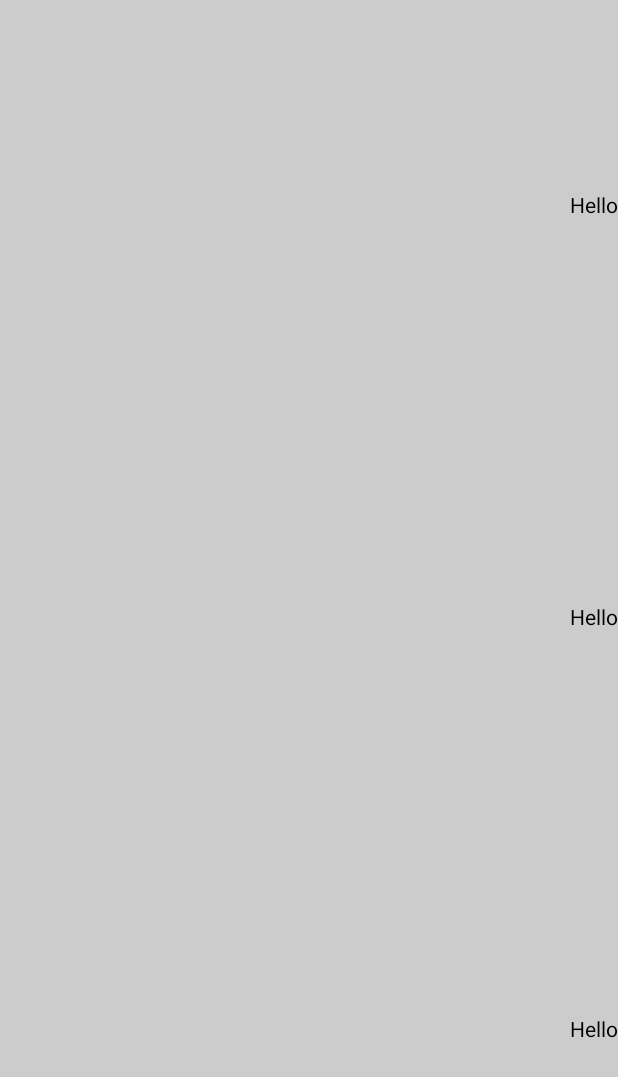
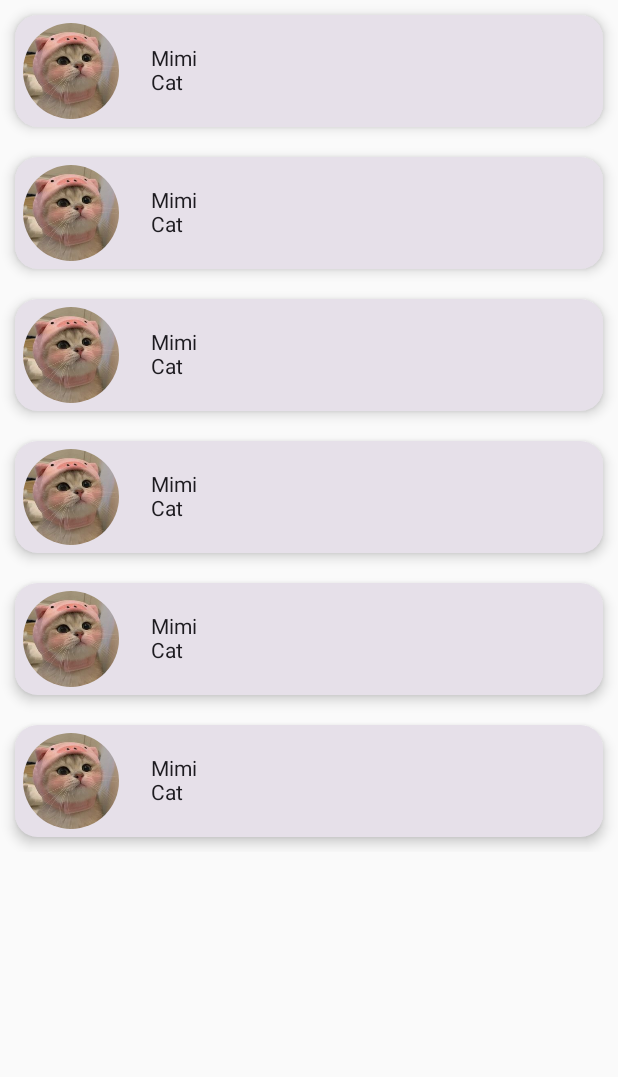
Before and after one commit to blastka/composeLearning, an Android app built with Jetpack Compose: the screen it shows after launch (MainActivity), on a phone screen of 412 x 824 dp. Before the commit the part shown is almost empty. Shown: the top 1077 px of the screen. Run offline under Robolectric (Android 15) with nearby library versions, the phone set to English and light mode, and no system bars.

Commit message:
second lesson

```diff
--- a/app/src/main/java/com/example/compose/MainActivity.kt
+++ b/app/src/main/java/com/example/compose/MainActivity.kt
@@ -3,67 +3,73 @@ package com.example.compose
 import android.os.Bundle
 import androidx.activity.ComponentActivity
 import androidx.activity.compose.setContent
-import androidx.compose.foundation.background
-import androidx.compose.foundation.layout.Arrangement
+import androidx.compose.foundation.Image
+import androidx.compose.foundation.layout.Box
 import androidx.compose.foundation.layout.Column
 import androidx.compose.foundation.layout.Row
-import androidx.compose.foundation.layout.fillMaxHeight
-import androidx.compose.foundation.layout.fillMaxSize
-import androidx.compose.material3.MaterialTheme
-import androidx.compose.material3.Surface
+import androidx.compose.foundation.layout.fillMaxWidth
+import androidx.compose.foundation.layout.padding
+import androidx.compose.foundation.layout.size
+import androidx.compose.foundation.shape.CircleShape
+import androidx.compose.foundation.shape.RoundedCornerShape
+import androidx.compose.material3.Card
+import androidx.compose.material3.CardDefaults
 import androidx.compose.material3.Text
 import androidx.compose.runtime.Composable
 import androidx.compose.ui.Alignment
 import androidx.compose.ui.Modifier
-import androidx.compose.ui.graphics.Color
-import androidx.compose.ui.tooling.preview.Preview
-import com.example.compose.ui.theme.ComposeTheme
+import androidx.compose.ui.draw.clip
+import androidx.compose.ui.layout.ContentScale
+import androidx.compose.ui.res.painterResource
+import androidx.compose.ui.unit.dp
 
 class MainActivity : ComponentActivity() {
     override fun onCreate(savedInstanceState: Bundle?) {
         super.onCreate(savedInstanceState)
         setContent {
-            opa()
+            Column() {
+                ListItem("Mimi", "Cat")
+                ListItem("Mimi", "Cat")
+                ListItem("Mimi", "Cat")
+                ListItem("Mimi", "Cat")
+                ListItem("Mimi", "Cat")
+                ListItem("Mimi", "Cat")
+            }
         }
     }
-
 }
 
 @Composable
-private fun opa(){
-        Column(modifier = Modifier
-            .background(Color.LightGray) // фон
-            .fillMaxSize(), // заполнить все
-            verticalArrangement = Arrangement.SpaceAround, // текст расположен относительно друг друга по вертикали
-            horizontalAlignment = Alignment.End) { // как будет текст расположен относительно друг друга по горизонтали
-            Text(text = "Hello")
-            Text(text = "Hello")
-            Text(text = "Hello")
-        }
-}
-
-@Preview
-@Composable
-private fun opa1(){
-    Row(modifier = Modifier.fillMaxSize().background(Color.LightGray),
-        horizontalArrangement = Arrangement.SpaceEvenly) {
-        Column(
-            modifier = Modifier.fillMaxHeight(0.5f),
-            verticalArrangement = Arrangement.SpaceAround, // текст расположен относительно друг друга по вертикали
-            horizontalAlignment = Alignment.End
-        ) { // как будет текст расположен относительно друг друга по горизонтали
-            Text(text = "Hello")
-            Text(text = "Hello")
-            Text(text = "Hello")
-        }
-        Column(
-            modifier = Modifier.fillMaxHeight(0.5f),
-            verticalArrangement = Arrangement.SpaceAround, // текст расположен относительно друг друга по вертикали
-            horizontalAlignment = Alignment.Start
-        ) { // как будет текст расположен относительно друг друга по горизонтали
-            Text(text = "Hello")
-            Text(text = "Hello")
-            Text(text = "Hello")
+private fun ListItem(name: String, prof: String) {
+    Card(
+        modifier = Modifier
+            .fillMaxWidth()
+            .padding(10.dp),
+        shape = RoundedCornerShape(15.dp),
+        elevation = CardDefaults.cardElevation(
+            defaultElevation = 5.dp
+        )
+    ) {
+        Box() {
+            Row(
+                verticalAlignment = Alignment.CenterVertically
+            ) {
+                Image(
+                    painter = painterResource(id = R.drawable.image),
+                    contentDescription = "image",
+                    contentScale = ContentScale.Crop,
+                    modifier = Modifier
+                        .padding(5.dp)
+                        .size(64.dp)
+                        .clip(CircleShape)
+                )
+                Column(
+                    modifier = Modifier.padding(start = 16.dp)
+                ) {
+                    Text(text = name)
+                    Text(text = prof)
+                }
+            }
         }
     }
 }
```
Also changed, not shown: app/src/main/res/drawable/image.jpg (added).
